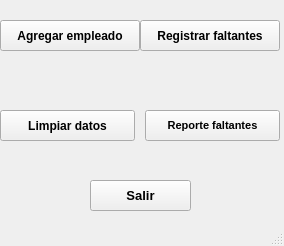
Old version of the form MiniNomina/FrmDesign/PanelPrincipal.ui in the repository CodeDrTech/DevelopPython.
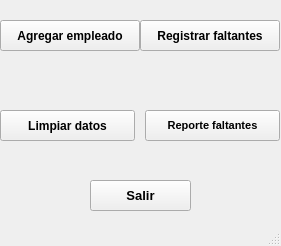
New version of the form. Icons and pictures are not drawn.

```diff
--- a/MiniNomina/FrmDesign/PanelPrincipal.ui
+++ b/MiniNomina/FrmDesign/PanelPrincipal.ui
@@ -9,7 +9,7 @@
    <rect>
     <x>0</x>
     <y>0</y>
-    <width>284</width>
+    <width>281</width>
     <height>246</height>
    </rect>
   </property>
```
